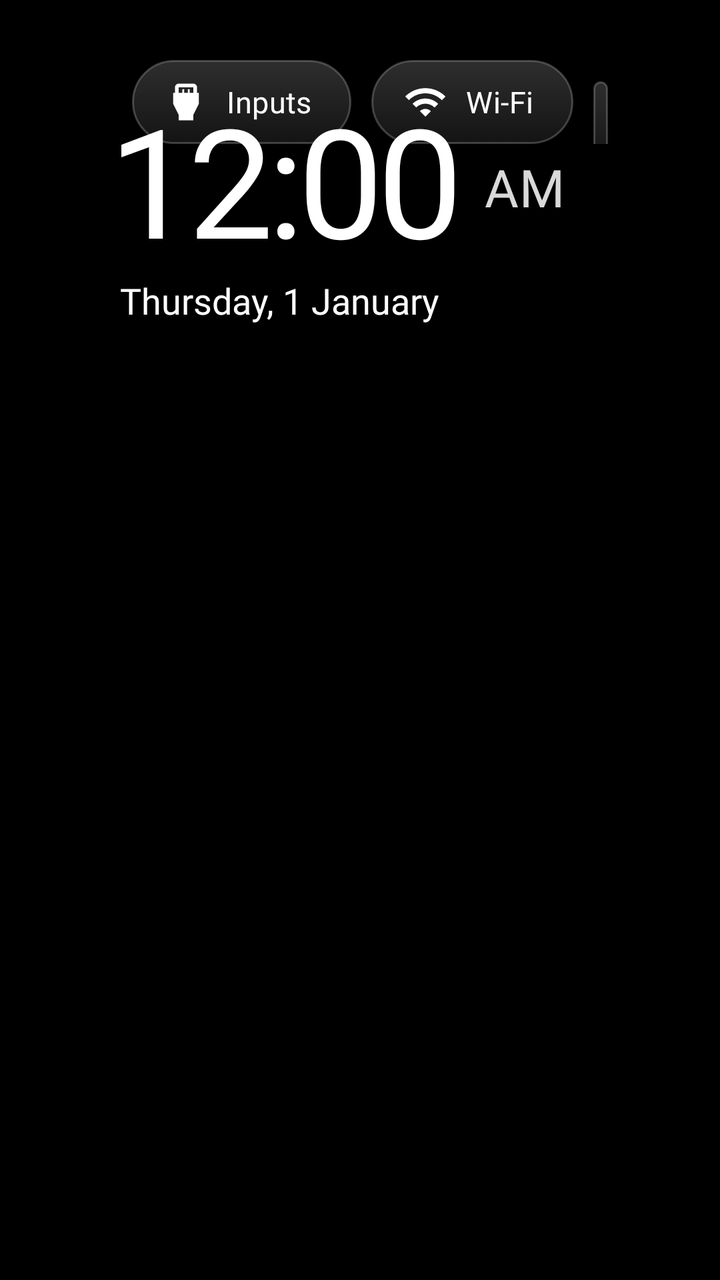
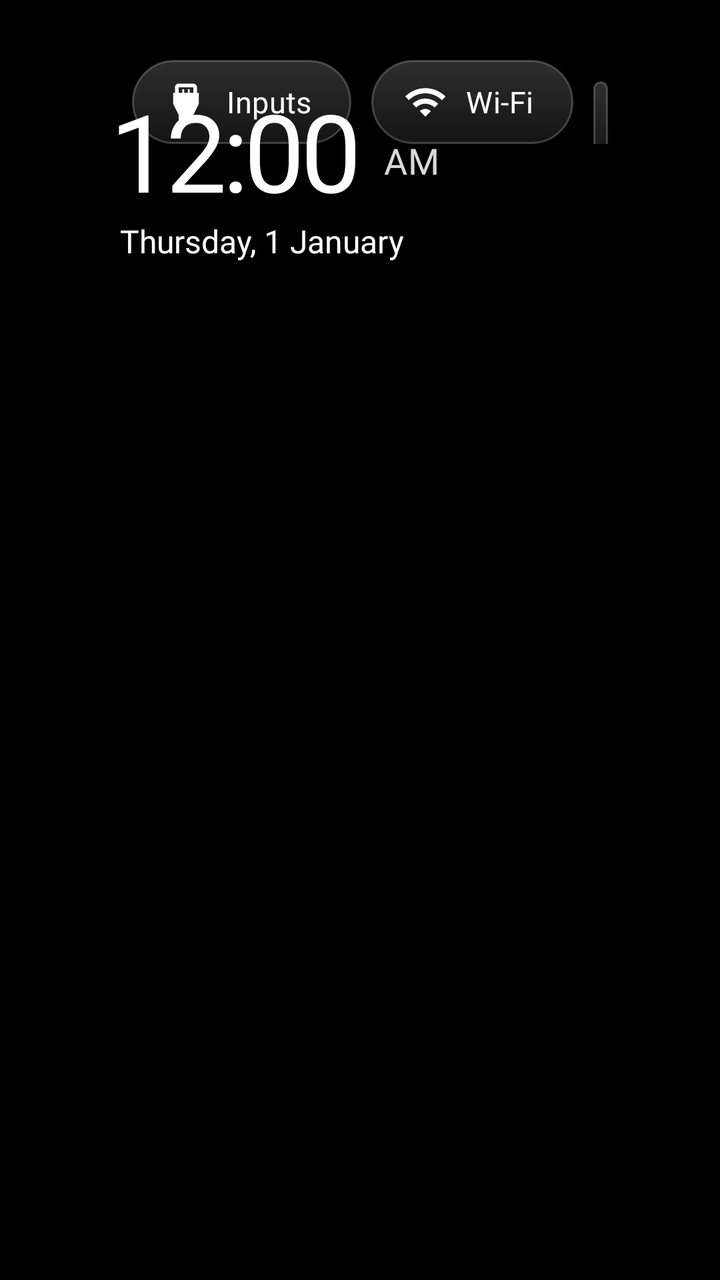

Screens rendered from an Android XML layout before and after an edit, with the pre-edit source and the edit as a unified diff.
<!-- AndroidManifest.xml: application theme Theme.TvHome -->
<!-- res/layout/activity_main.xml -->
<?xml version="1.0" encoding="utf-8"?>
<FrameLayout xmlns:android="http://schemas.android.com/apk/res/android"
    android:id="@+id/root"
    android:layout_width="match_parent"
    android:layout_height="match_parent"
    android:background="#FF000000">

    
    <View
        android:id="@+id/ambient"
        android:layout_width="match_parent"
        android:layout_height="match_parent"
        android:alpha="0" />

    
    <TextView
        android:id="@+id/heroName"
        android:layout_width="wrap_content"
        android:layout_height="wrap_content"
        android:layout_marginStart="68dp"
        android:alpha="0"
        android:textColor="#FFFFFFFF"
        android:textSize="54sp"
        android:fontFamily="@font/space_grotesk"
        android:fontVariationSettings="'wght' 400"
        android:letterSpacing="-0.03"
        android:includeFontPadding="false"
        android:singleLine="true" />

    <LinearLayout
        android:layout_width="match_parent"
        android:layout_height="match_parent"
        android:orientation="vertical"
        android:paddingStart="56dp"
        android:paddingEnd="56dp"
        android:paddingTop="26dp">

        <RelativeLayout
            android:layout_width="match_parent"
            android:layout_height="wrap_content">

            <LinearLayout
                android:id="@+id/leftBlock"
                android:layout_width="wrap_content"
                android:layout_height="wrap_content"
                android:layout_alignParentStart="true"
                android:orientation="vertical">

                <TextView
                    android:id="@+id/greeting"
                    android:layout_width="wrap_content"
                    android:layout_height="wrap_content"
                    android:layout_marginStart="4dp"
                    android:textColor="#D9FFFFFF"
                    android:textSize="17sp"
                    android:fontFamily="@font/space_grotesk"
                    android:fontVariationSettings="'wght' 500" />

                <LinearLayout
                    android:layout_width="wrap_content"
                    android:layout_height="wrap_content"
                    android:orientation="horizontal"
                    android:baselineAligned="true">

                    <TextClock
                        android:id="@+id/clock"
                        android:layout_width="wrap_content"
                        android:layout_height="wrap_content"
                        android:format12Hour="h:mm"
                        android:format24Hour="HH:mm"
                        android:textColor="#FFFFFFFF"
                        android:textSize="76sp"
                        android:fontFamily="@font/space_grotesk"
                        android:fontVariationSettings="'wght' 300"
                        android:letterSpacing="-0.04"
                        android:includeFontPadding="false" />

                    <TextClock
                        android:id="@+id/ampm"
                        android:layout_width="wrap_content"
                        android:layout_height="wrap_content"
                        android:layout_marginStart="12dp"
                        android:layout_gravity="bottom"
                        android:layout_marginBottom="14dp"
                        android:format12Hour="a"
                        android:format24Hour=""
                        android:textColor="#D9FFFFFF"
                        android:textSize="26sp"
                        android:fontFamily="@font/space_grotesk"
                        android:fontVariationSettings="'wght' 500"
                        android:letterSpacing="0.02"
                        android:includeFontPadding="false" />

                </LinearLayout>

                
                <TextClock
                    android:id="@+id/date"
                    android:layout_width="wrap_content"
                    android:layout_height="wrap_content"
                    android:layout_marginStart="4dp"
                    android:format12Hour="EEEE, d MMMM"
                    android:format24Hour="EEEE, d MMMM"
                    android:textColor="#FFFFFFFF"
                    android:textSize="18sp"
                    android:fontFamily="@font/space_grotesk"
                    android:fontVariationSettings="'wght' 500" />

                
                <TextView
                    android:id="@+id/quote"
                    android:layout_width="wrap_content"
                    android:layout_height="wrap_content"
                    android:layout_marginTop="14dp"
                    android:paddingStart="14dp"
                    android:paddingEnd="18dp"
                    android:paddingTop="7dp"
                    android:paddingBottom="9dp"
                    android:background="@drawable/quote_bg"
                    android:textColor="#E9C46A"
                    android:textSize="20sp"
                    android:singleLine="true"
                    android:nextFocusDown="@+id/grid"
                    android:nextFocusUp="@+id/btnInputs"
                    android:visibility="gone" />
            </LinearLayout>

            <LinearLayout
                android:id="@+id/topButtons"
                android:layout_width="wrap_content"
                android:layout_height="wrap_content"
                android:layout_alignParentEnd="true"
                android:layout_alignParentTop="true"
                android:layout_marginTop="4dp"
                android:orientation="horizontal">

                <TextView
                    android:id="@+id/btnInputs"
                    style="@style/TopButton"
                    android:text="@string/inputs"
                    android:drawableStart="@drawable/ic_input"
                    android:nextFocusDown="@+id/grid" />

                <TextView
                    android:id="@+id/btnWifi"
                    style="@style/TopButton"
                    android:text="@string/wifi"
                    android:drawableStart="@drawable/ic_wifi"
                    android:nextFocusDown="@+id/grid" />

                <TextView
                    android:id="@+id/btnSettings"
                    style="@style/TopButton"
                    android:text="@string/settings"
                    android:drawableStart="@drawable/ic_settings"
                    android:nextFocusDown="@+id/grid" />
            </LinearLayout>

            
            <LinearLayout
                android:id="@+id/cornerTiles"
                android:layout_width="wrap_content"
                android:layout_height="wrap_content"
                android:layout_alignParentEnd="true"
                android:layout_below="@id/topButtons"
                android:layout_marginTop="18dp"
                android:layout_marginEnd="2dp"
                android:orientation="horizontal">

                <LinearLayout
                    android:id="@+id/weatherTile"
                    android:layout_width="wrap_content"
                    android:layout_height="wrap_content"
                    android:minWidth="164dp"
                    android:background="@drawable/info_tile"
                    android:orientation="vertical"
                    android:paddingStart="18dp"
                    android:paddingEnd="18dp"
                    android:paddingTop="13dp"
                    android:paddingBottom="15dp"
                    android:visibility="gone">

                    <TextView
                        android:id="@+id/weatherTemp"
                        android:layout_width="wrap_content"
                        android:layout_height="wrap_content"
                        android:textColor="#FFFFFFFF"
                        android:textSize="30sp"
                        android:fontFamily="@font/space_grotesk"
                        android:fontVariationSettings="'wght' 500"
                        android:letterSpacing="-0.02"
                        android:includeFontPadding="false"
                        android:singleLine="true" />

                    <TextView
                        android:id="@+id/weatherAir"
                        android:layout_width="wrap_content"
                        android:layout_height="wrap_content"
                        android:layout_marginTop="5dp"
                        android:textColor="#B3FFFFFF"
                        android:textSize="14sp"
                        android:fontFamily="@font/space_grotesk"
                        android:fontVariationSettings="'wght' 500"
                        android:letterSpacing="0.02"
                        android:singleLine="true" />
                </LinearLayout>

                <LinearLayout
                    android:id="@+id/panchangTile"
                    android:layout_width="wrap_content"
                    android:layout_height="wrap_content"
                    android:layout_marginStart="12dp"
                    android:minWidth="164dp"
                    android:background="@drawable/info_tile"
                    android:orientation="vertical"
                    android:paddingStart="18dp"
                    android:paddingEnd="18dp"
                    android:paddingTop="13dp"
                    android:paddingBottom="15dp"
                    android:visibility="gone">

                    <TextView
                        android:id="@+id/panchangTithi"
                        android:layout_width="wrap_content"
                        android:layout_height="wrap_content"
                        android:textColor="#FFFFFFFF"
                        android:textSize="22sp"
                        android:includeFontPadding="false"
                        android:singleLine="true" />

                    <TextView
                        android:id="@+id/panchangMonth"
                        android:layout_width="wrap_content"
                        android:layout_height="wrap_content"
                        android:layout_marginTop="6dp"
                        android:textColor="#B3FFFFFF"
                        android:textSize="14sp"
                        android:singleLine="true" />
                </LinearLayout>
            </LinearLayout>
        </RelativeLayout>

        
        <FrameLayout
            android:layout_width="match_parent"
            android:layout_height="0dp"
            android:layout_weight="1"
            android:layout_marginTop="10dp">

            <androidx.recyclerview.widget.RecyclerView
                android:id="@+id/grid"
                android:layout_width="match_parent"
                android:layout_height="match_parent"
                android:paddingTop="10dp"
                android:paddingBottom="40dp"
                android:clipToPadding="false"
                android:clipChildren="false"
                android:overScrollMode="never"
                android:scrollbars="none"
                android:descendantFocusability="afterDescendants" />
        </FrameLayout>
    </LinearLayout>

    
    <com.gathin.tvhome.GlassView
        android:id="@+id/glass"
        android:layout_width="10dp"
        android:layout_height="10dp"
        android:alpha="0"
        android:importantForAccessibility="no" />
</FrameLayout>
<!-- resources referenced by this layout -->
<resources>
  <!-- drawable ic_input (drawable) -->
  <?xml version="1.0" encoding="utf-8"?>
  <vector xmlns:android="http://schemas.android.com/apk/res/android"
      android:width="22dp" android:height="22dp"
      android:viewportWidth="24" android:viewportHeight="24">
      <path android:fillColor="#FFFFFFFF"
          android:pathData="M18,7V4c0,-1.1 -0.9,-2 -2,-2H8C6.9,2 6,2.9 6,4v3H5v6l3,6v3h8v-3l3,-6V7H18zM8,4h8v3h-2V5h-1v2h-2V5h-1v2H8V4z" />
  </vector>
  <!-- drawable ic_wifi (drawable) -->
  <?xml version="1.0" encoding="utf-8"?>
  <vector xmlns:android="http://schemas.android.com/apk/res/android"
      android:width="22dp" android:height="22dp"
      android:viewportWidth="24" android:viewportHeight="24">
      <path android:fillColor="#FFFFFFFF"
          android:pathData="M1,9l2,2c4.97,-4.97 13.03,-4.97 18,0l2,-2C16.93,2.93 7.08,2.93 1,9zM9,17l3,3 3,-3c-1.65,-1.66 -4.34,-1.66 -6,0zM5,13l2,2c2.76,-2.76 7.24,-2.76 10,0l2,-2C15.14,9.14 8.87,9.14 5,13z" />
  </vector>
  <!-- drawable info_tile (drawable) -->
  <?xml version="1.0" encoding="utf-8"?>
  <layer-list xmlns:android="http://schemas.android.com/apk/res/android">
  
      
      <item android:top="3dp" android:left="1dp" android:right="1dp">
          <shape android:shape="rectangle">
              <solid android:color="#4D000000" />
              <corners android:radius="18dp" />
          </shape>
      </item>
  
      
      <item android:bottom="3dp">
          <shape android:shape="rectangle">
              <gradient
                  android:angle="270"
                  android:startColor="#24FFFFFF"
                  android:endColor="#0AFFFFFF" />
              <stroke android:width="1dp" android:color="#2EFFFFFF" />
              <corners android:radius="18dp" />
          </shape>
      </item>
  </layer-list>
  <!-- drawable quote_bg (drawable) -->
  <?xml version="1.0" encoding="utf-8"?>
  <selector xmlns:android="http://schemas.android.com/apk/res/android">
      <item android:state_focused="true">
          <shape android:shape="rectangle">
              <gradient
                  android:angle="270"
                  android:startColor="#2EFFFFFF"
                  android:endColor="#14FFFFFF" />
              <stroke android:width="1dp" android:color="#59E9C46A" />
              <corners android:radius="14dp" />
          </shape>
      </item>
      <item>
          <shape android:shape="rectangle">
              <solid android:color="#00000000" />
              <corners android:radius="14dp" />
          </shape>
      </item>
  </selector>
  <string name="inputs">Inputs</string>
  <string name="settings">Settings</string>
  <string name="wifi">Wi-Fi</string>
  <style name="Theme.TvHome" parent="android:Theme.Material.NoActionBar.Fullscreen">
          <item name="android:windowBackground">@android:color/black</item>
          <item name="android:colorBackground">@android:color/black</item>
          <item name="android:windowAnimationStyle">@null</item>
      </style>
  <!-- drawable pill_bg (drawable) -->
  <?xml version="1.0" encoding="utf-8"?>
  <selector xmlns:android="http://schemas.android.com/apk/res/android">
      <item android:state_focused="true">
          <shape android:shape="rectangle">
              <solid android:color="#3DFFFFFF" />
              <stroke android:width="2dp" android:color="#99FFFFFF" />
              <corners android:radius="21dp" />
          </shape>
      </item>
      <item>
          <shape android:shape="rectangle">
              <gradient android:angle="270" android:startColor="#2EFFFFFF" android:endColor="#14FFFFFF" />
              <stroke android:width="1dp" android:color="#38FFFFFF" />
              <corners android:radius="21dp" />
          </shape>
      </item>
  </selector>
  <!-- unchanged entries left out for length: 2 -->
</resources>

<!-- the commit's change to res/layout/activity_main.xml (unified diff, before → after) -->
@@ -52,7 +52,7 @@
                     android:layout_height="wrap_content"
                     android:layout_marginStart="4dp"
                     android:textColor="#D9FFFFFF"
-                    android:textSize="17sp"
+                    android:textSize="15sp"
                     android:fontFamily="@font/space_grotesk"
                     android:fontVariationSettings="'wght' 500" />
 
@@ -69,7 +69,7 @@
                         android:format12Hour="h:mm"
                         android:format24Hour="HH:mm"
                         android:textColor="#FFFFFFFF"
-                        android:textSize="76sp"
+                        android:textSize="54sp"
                         android:fontFamily="@font/space_grotesk"
                         android:fontVariationSettings="'wght' 300"
                         android:letterSpacing="-0.04"
@@ -81,11 +81,11 @@
                         android:layout_height="wrap_content"
                         android:layout_marginStart="12dp"
                         android:layout_gravity="bottom"
-                        android:layout_marginBottom="14dp"
+                        android:layout_marginBottom="9dp"
                         android:format12Hour="a"
                         android:format24Hour=""
                         android:textColor="#D9FFFFFF"
-                        android:textSize="26sp"
+                        android:textSize="18sp"
                         android:fontFamily="@font/space_grotesk"
                         android:fontVariationSettings="'wght' 500"
                         android:letterSpacing="0.02"
@@ -102,7 +102,7 @@
                     android:format12Hour="EEEE, d MMMM"
                     android:format24Hour="EEEE, d MMMM"
                     android:textColor="#FFFFFFFF"
-                    android:textSize="18sp"
+                    android:textSize="16sp"
                     android:fontFamily="@font/space_grotesk"
                     android:fontVariationSettings="'wght' 500" />
 
@@ -118,7 +118,7 @@
                     android:paddingBottom="9dp"
                     android:background="@drawable/quote_bg"
                     android:textColor="#E9C46A"
-                    android:textSize="20sp"
+                    android:textSize="17sp"
                     android:singleLine="true"
                     android:nextFocusDown="@+id/grid"
                     android:nextFocusUp="@+id/btnInputs"
@@ -185,7 +185,7 @@
                         android:layout_width="wrap_content"
                         android:layout_height="wrap_content"
                         android:textColor="#FFFFFFFF"
-                        android:textSize="30sp"
+                        android:textSize="24sp"
                         android:fontFamily="@font/space_grotesk"
                         android:fontVariationSettings="'wght' 500"
                         android:letterSpacing="-0.02"
@@ -224,7 +224,7 @@
                         android:layout_width="wrap_content"
                         android:layout_height="wrap_content"
                         android:textColor="#FFFFFFFF"
-                        android:textSize="22sp"
+                        android:textSize="19sp"
                         android:includeFontPadding="false"
                         android:singleLine="true" />
 
